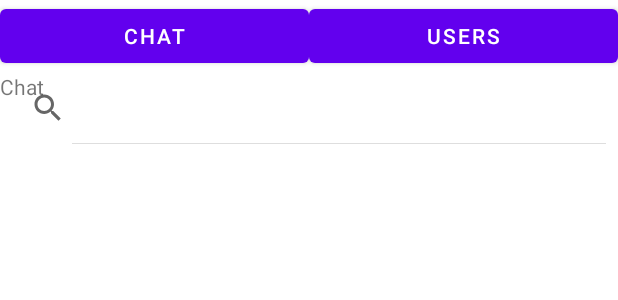
After one commit to IatrouNick/OnlyVoiceApp, an Android app: the layout activity_chat.xml on its own in the app's theme, with its tools: preview values and no code run, on a phone screen of 412 x 824 dp. The commit adds this screen. Shown: the top 300 px of the screen. Run offline under Robolectric (Android 15) with nearby library versions, the phone set to English and light mode, and no system bars.

Commit message:
Start messaging functionality. Added a new chat activity plus a search for which user you want to message

```diff
--- a/app/build.gradle
+++ b/app/build.gradle
@@ -54,5 +54,4 @@ dependencies {
     implementation 'com.google.android.gms:play-services-auth:20.4.0'
     //Add recycler view dependency
     implementation 'androidx.recyclerview:recyclerview:1.2.0'
-
 }
--- a/app/src/main/AndroidManifest.xml
+++ b/app/src/main/AndroidManifest.xml
@@ -11,7 +11,11 @@
         android:roundIcon="@mipmap/ic_launcher_round"
         android:supportsRtl="true"
         android:theme="@style/Theme.OnlyVoiceApp">
-        <activity android:name=".PostsItems"></activity>
+        <activity android:name=".MessageActivity"
+            android:parentActivityName=".ChatActivity">
+        </activity>
+        <activity android:name=".ChatActivity" />
+        <activity android:name=".PostsItems" />
         <activity android:name=".PostCreateActivity" />
         <activity android:name=".ShowProfile" />
         <activity android:name=".SearchUsersItems" />
--- /dev/null
+++ b/app/src/main/res/layout/activity_chat.xml
@@ -0,0 +1,92 @@
+<?xml version="1.0" encoding="utf-8"?>
+<RelativeLayout xmlns:android="http://schemas.android.com/apk/res/android"
+    xmlns:app="http://schemas.android.com/apk/res-auto"
+    xmlns:tools="http://schemas.android.com/tools"
+    android:layout_width="match_parent"
+    android:layout_height="match_parent"
+    tools:context=".ChatActivity">
+
+    <View
+        android:id="@+id/center"
+        android:layout_height="match_parent"
+        android:layout_width="0dp"
+        android:visibility="invisible"
+        android:layout_centerHorizontal="true"/>
+
+    <Button
+        android:id="@+id/chatBtn"
+        android:layout_width="match_parent"
+        android:layout_height="wrap_content"
+        android:layout_alignParentLeft="true"
+        android:layout_toLeftOf="@+id/center"
+        android:text="Chat"
+        tools:ignore="HardcodedText" />
+
+    <Button
+        android:id="@+id/usersBtn"
+        android:layout_width="match_parent"
+        android:layout_height="wrap_content"
+        android:text="Users"
+        android:layout_toRightOf="@+id/chatBtn"
+        tools:ignore="HardcodedText"
+        />
+
+    <FrameLayout
+        android:id="@+id/frame1"
+        android:layout_width="match_parent"
+        android:layout_height="match_parent"
+        android:layout_below="@+id/chatBtn"
+        >
+        <TextView
+            android:id="@+id/chatView"
+            android:layout_width="wrap_content"
+            android:layout_height="match_parent"
+            android:text="Chat"
+            tools:ignore="HardcodedText">
+        </TextView>
+    </FrameLayout>
+
+    <FrameLayout
+        android:id="@+id/frame2"
+        android:layout_width="match_parent"
+        android:layout_height="match_parent"
+        android:layout_below="@+id/chatBtn"
+         >
+        <SearchView
+            android:id="@+id/searchViewChat"
+            android:layout_width="match_parent"
+            android:layout_height="wrap_content"
+
+            android:iconifiedByDefault="false" />
+
+        <ScrollView
+            android:id="@+id/searchScrollViewChat"
+            android:layout_width="match_parent"
+            android:layout_height="wrap_content"
+            android:layout_below="@id/searchViewChat"
+            android:layout_marginTop="55dp">
+
+
+            <LinearLayout
+                android:layout_width="match_parent"
+                android:layout_height="wrap_content"
+                android:layout_weight="0.5"
+                android:orientation="vertical">
+
+
+                <androidx.recyclerview.widget.RecyclerView
+                    android:id="@+id/searchResultsRecyclerViewChat"
+                    android:layout_width="match_parent"
+                    android:layout_height="wrap_content"
+                    app:layout_constraintTop_toBottomOf="@id/frame2"
+
+                    android:nestedScrollingEnabled="false" />
+
+            </LinearLayout>
+
+        </ScrollView>
+    </FrameLayout>
+
+
+
+</RelativeLayout>
```
Also changed, not shown: app/src/main/java/com/example/acg/onlyvoiceapp/ChatActivity.java (added, +171 -0 lines), app/src/main/java/com/example/acg/onlyvoiceapp/MessageActivity.java (added, +59 -0 lines), app/src/main/java/com/example/acg/onlyvoiceapp/WallActivity.java (+9 -1 lines), app/src/main/res/layout/activity_message.xml (added, +19 -0 lines), app/src/main/res/layout/activity_wall.xml (+11 -1 lines).
